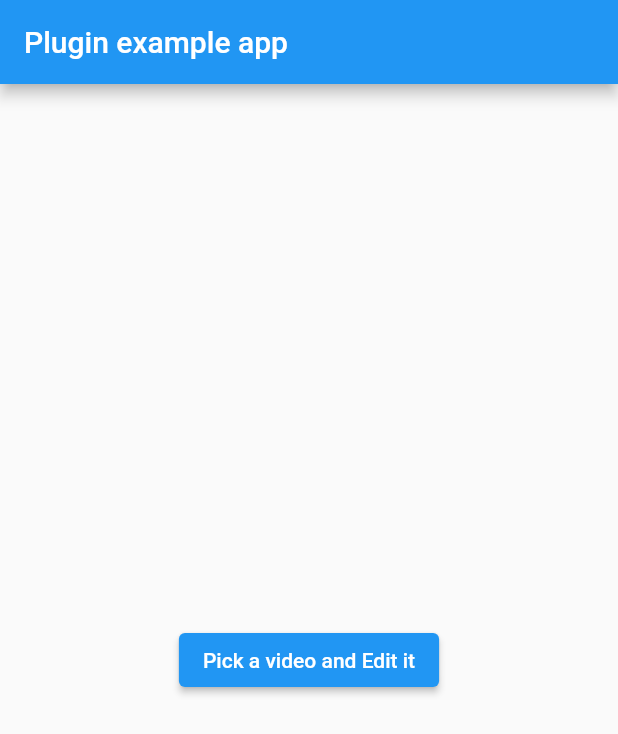
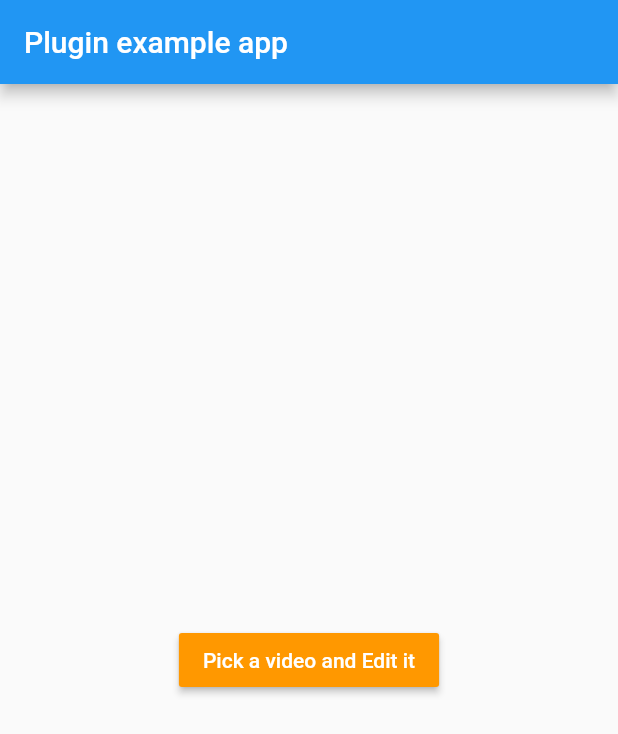
Before and after one commit to anharu2394/tapioca, a Flutter app: the screen it shows after launch, after a tap on "Pick a video and Edit it", on a phone screen of 412 x 824 dp. Shown: the top 734 px of the screen. Run offline on Flutter 3.47's test engine with Material 2 defaults, Android fonts, the phone set to English and light mode, and no system bars; our stand-ins replace gallery_saver, image_picker, video_player; network calls fail.

Commit message:
Revert "Introduce null safety"

```diff
--- a/example/lib/main.dart
+++ b/example/lib/main.dart
@@ -1,7 +1,9 @@
 import 'package:flutter/material.dart';
+import 'dart:async';
 import 'dart:io';
 import 'package:flutter/services.dart';
 import 'package:flutter/services.dart' show rootBundle;
+import 'package:tapioca/src/video_editor.dart';
 import 'package:tapioca/tapioca.dart';
 import 'package:image_picker/image_picker.dart';
 import 'package:path_provider/path_provider.dart';
@@ -16,6 +18,7 @@ class MyApp extends StatefulWidget {
 }
 
 class _MyAppState extends State<MyApp> {
+  String _platformVersion = 'Unknown';
   final navigatorKey = GlobalKey<NavigatorState>();
   PickedFile _video;
   bool isLoading = false;
@@ -23,6 +26,27 @@ class _MyAppState extends State<MyApp> {
   @override
   void initState() {
     super.initState();
+    initPlatformState();
+  }
+
+  // Platform messages are asynchronous, so we initialize in an async method.
+  Future<void> initPlatformState() async {
+    String platformVersion;
+    // Platform messages may fail, so we use a try/catch PlatformException.
+    try {
+      platformVersion = await VideoEditor.platformVersion;
+    } on PlatformException {
+      platformVersion = 'Failed to get platform version.';
+    }
+
+    // If the widget was removed from the tree while the asynchronous platform
+    // message was in flight, we want to discard the reply rather than calling
+    // setState to update our non-existent appearance.
+    if (!mounted) return;
+
+    setState(() {
+      _platformVersion = platformVersion;
+    });
   }
 
   _pickVideo() async {
@@ -49,8 +73,10 @@ class _MyAppState extends State<MyApp> {
           title: const Text('Plugin example app'),
         ),
         body: Center(
-            child: isLoading ? CircularProgressIndicator() : ElevatedButton(
+            child: isLoading ? CircularProgressIndicator() : RaisedButton(
           child: Text("Pick a video and Edit it"),
+          color: Colors.orange,
+          textColor: Colors.white,
           onPressed: () async {
             print("clicked!");
             await _pickVideo();
--- a/lib/src/tapioca_ball.dart
+++ b/lib/src/tapioca_ball.dart
@@ -38,7 +38,7 @@ enum Filters {
 }
 
 class _Filter extends TapiocaBall {
- late String color;
+ String color;
  _Filter(Filters type) {
    switch (type) {
      case Filters.pink:
--- a/lib/tapioca.dart
+++ b/lib/tapioca.dart
@@ -1,4 +1,3 @@
 export 'package:tapioca/src/cup.dart';
 export 'package:tapioca/src/content.dart';
 export 'package:tapioca/src/tapioca_ball.dart';
-export 'package:tapioca/src/video_editor.dart';
--- a/pubspec.yaml
+++ b/pubspec.yaml
@@ -4,7 +4,7 @@ version: 1.0.4
 homepage: https://github.com/anharu2394/tapioca
 
 environment:
-  sdk: ">=2.12.0 <3.0.0"
+  sdk: ">=2.1.0 <3.0.0"
   flutter: ">=1.12.0"
 
 dependencies:
```
Also changed, not shown: 1 other file.
